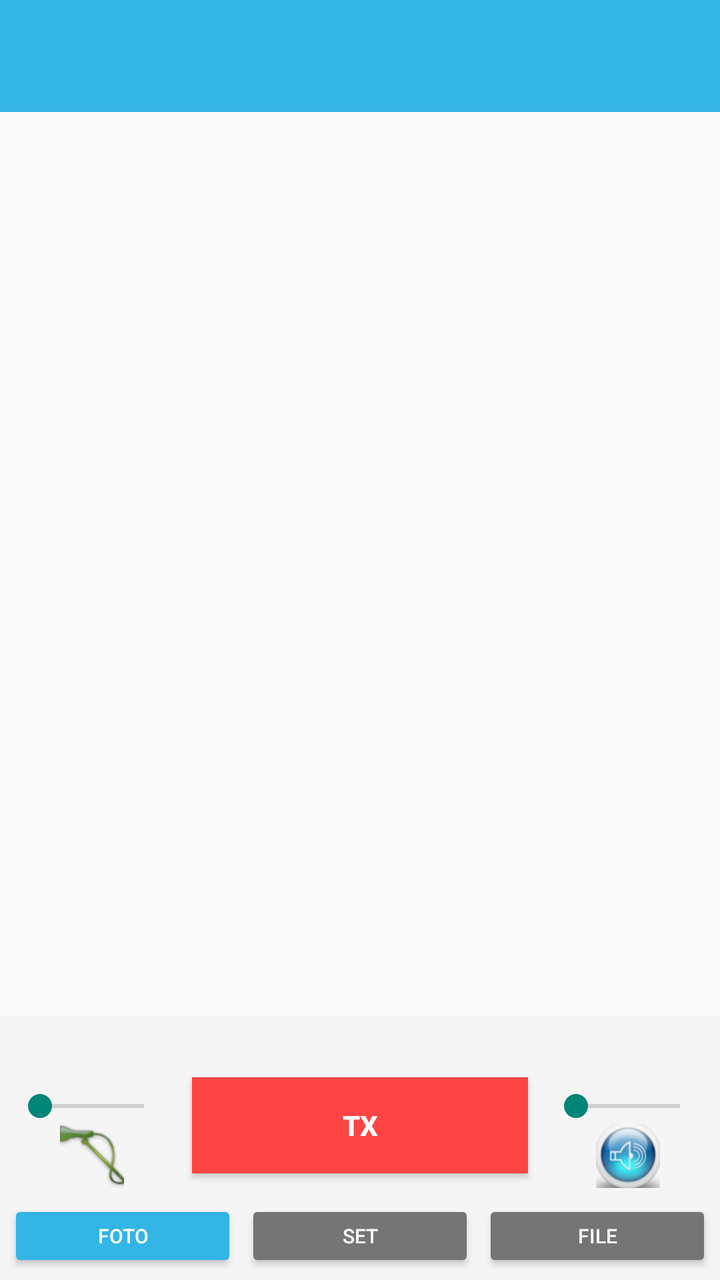
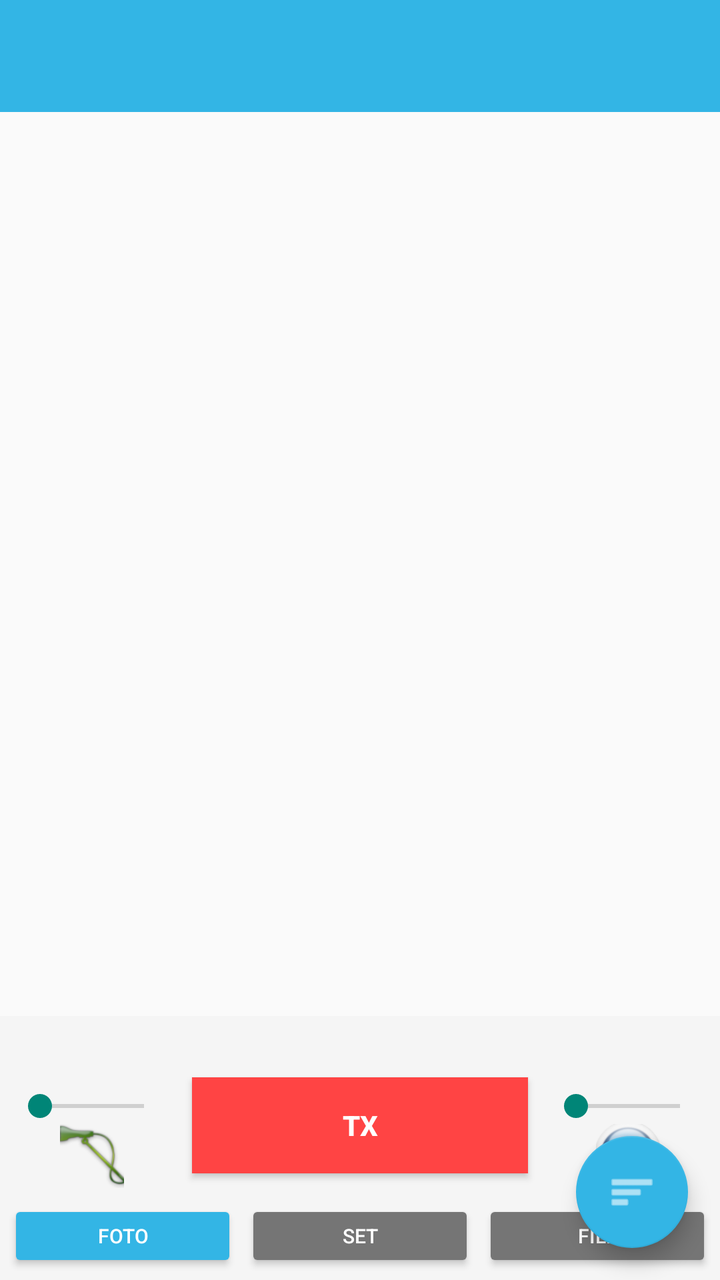

Compare the two renders of this Android layout. The source of the first and the diff that turns it into the second are given below.
<!-- AndroidManifest.xml: application theme AppTheme -->
<!-- res/layout/activity_main.xml -->
<?xml version="1.0" encoding="utf-8"?>
<LinearLayout
    xmlns:android="http://schemas.android.com/apk/res/android"
    xmlns:tools="http://schemas.android.com/tools"
    android:layout_width="match_parent"
    android:layout_height="match_parent"
    android:orientation="vertical"
    tools:context=".MainActivity">

    
    <com.google.android.material.tabs.TabLayout
        android:id="@+id/tab_layout"
        android:layout_width="match_parent"
        android:layout_height="wrap_content"
        android:background="#33b5e5"
        android:paddingTop="4dp"
        android:paddingBottom="4dp" />

    
    <androidx.viewpager.widget.ViewPager
        android:id="@+id/pager"
        android:layout_width="match_parent"
        android:layout_height="0dp"
        android:layout_weight="1" />

    
    <LinearLayout
        android:layout_width="match_parent"
        android:layout_height="wrap_content"
        android:orientation="vertical"
        android:background="#f5f5f5"
        android:padding="4dp">

        
        <LinearLayout
            android:layout_width="match_parent"
            android:layout_height="wrap_content"
            android:orientation="horizontal"
            android:gravity="center_vertical"
            android:paddingBottom="4dp">
            
            <TextView
                android:id="@+id/connectionstat_textview"
                android:layout_width="0dp"
                android:layout_weight="1"
                android:layout_height="wrap_content"
                android:textSize="10sp"
                android:textStyle="bold"
                android:maxLines="1"
                android:ellipsize="end"/>
                
            <TextView
                android:id="@+id/pingstat_textview"
                android:layout_width="0dp"
                android:layout_weight="1"
                android:layout_height="wrap_content"
                android:textSize="10sp"
                android:maxLines="1"
                android:ellipsize="end"/>
                
            <TextView
                android:id="@+id/totalstat_textview"
                android:layout_width="0dp"
                android:layout_weight="1"
                android:layout_height="wrap_content"
                android:textSize="10sp"
                android:gravity="end"
                android:maxLines="1"
                android:ellipsize="end"/>
        </LinearLayout>

        
        <LinearLayout
            android:layout_width="match_parent"
            android:layout_height="wrap_content"
            android:orientation="horizontal"
            android:gravity="center_vertical"
            android:paddingTop="2dp"
            android:paddingBottom="2dp">

            
            <LinearLayout
                android:layout_width="0dp"
                android:layout_weight="1"
                android:layout_height="wrap_content"
                android:orientation="vertical"
                android:gravity="center">
                
                <TextView 
                    android:id="@+id/miclevel_text" 
                    android:layout_width="wrap_content" 
                    android:layout_height="wrap_content" 
                    android:textSize="9sp"/>
                    
                <SeekBar 
                    android:id="@+id/mic_gainSeekBar" 
                    android:layout_width="match_parent" 
                    android:layout_height="wrap_content"/>
                    
                <ImageButton 
                    android:id="@+id/voxSwitch" 
                    android:layout_width="32dp" 
                    android:layout_height="32dp" 
                    android:src="@drawable/mic_green"
                    android:background="?attr/selectableItemBackgroundBorderless"
                    android:contentDescription="Voice Activation"/>
            </LinearLayout>

            
            <Button
                android:id="@+id/transmit_voice"
                android:layout_width="0dp"
                android:layout_weight="2"
                android:layout_height="48dp"
                android:layout_marginStart="8dp"
                android:layout_marginEnd="8dp"
                android:background="@android:color/holo_red_light"
                android:text="@string/button_tx"
                android:textColor="#fff"
                android:textStyle="bold"/>

            
            <LinearLayout
                android:layout_width="0dp"
                android:layout_weight="1"
                android:layout_height="wrap_content"
                android:orientation="vertical"
                android:gravity="center">
                
                <TextView 
                    android:id="@+id/vollevel_text" 
                    android:layout_width="wrap_content" 
                    android:layout_height="wrap_content" 
                    android:textSize="9sp"/>
                    
                <SeekBar 
                    android:id="@+id/master_volSeekBar" 
                    android:layout_width="match_parent" 
                    android:layout_height="wrap_content"/>
                    
                <ImageButton 
                    android:id="@+id/speakerBtn" 
                    android:layout_width="32dp" 
                    android:layout_height="32dp" 
                    android:src="@drawable/speaker_blue"
                    android:background="?attr/selectableItemBackgroundBorderless"
                    android:contentDescription="Speaker Mute"/>
            </LinearLayout>
        </LinearLayout>

        
        <LinearLayout
            android:layout_width="match_parent"
            android:layout_height="wrap_content"
            android:orientation="horizontal"
            android:gravity="center"
            android:paddingTop="4dp">

            
            <Button
                android:id="@+id/btn_change_avatar"
                android:layout_width="0dp"
                android:layout_weight="1"
                android:layout_height="36dp"
                android:text="Foto"
                android:textSize="10sp"
                android:backgroundTint="#33b5e5"
                android:textColor="#fff"
                android:layout_marginEnd="2dp"/>

            <Button
                android:id="@+id/btn_settings_shortcut"
                android:layout_width="0dp"
                android:layout_weight="1"
                android:layout_height="36dp"
                android:text="Set"
                android:textSize="10sp"
                android:backgroundTint="#757575"
                android:textColor="#fff"
                android:layout_marginStart="2dp"
                android:layout_marginEnd="2dp"/>

            <Button
                android:id="@+id/btn_files_shortcut"
                android:layout_width="0dp"
                android:layout_weight="1"
                android:layout_height="36dp"
                android:text="File"
                android:textSize="10sp"
                android:backgroundTint="#757575"
                android:textColor="#fff"
                android:layout_marginStart="2dp"/>
        </LinearLayout>

    </LinearLayout>
</LinearLayout>
<!-- resources referenced by this layout -->
<resources>
  <!-- drawable mic_green: png bitmap (drawable-hdpi, 7549 bytes) -->
  <!-- drawable speaker_blue: png bitmap (drawable-hdpi, 11679 bytes) -->
  <string name="button_tx">TX</string>
  <style name="AppTheme" parent="Theme.AppCompat.DayNight" />
</resources>

<!-- the commit's change to res/layout/activity_main.xml (unified diff, before → after) -->
@@ -1,196 +1,216 @@
 <?xml version="1.0" encoding="utf-8"?>
-<LinearLayout
+<androidx.coordinatorlayout.widget.CoordinatorLayout
     xmlns:android="http://schemas.android.com/apk/res/android"
+    xmlns:app="http://schemas.android.com/apk/res-auto"
     xmlns:tools="http://schemas.android.com/tools"
     android:layout_width="match_parent"
     android:layout_height="match_parent"
-    android:orientation="vertical"
     tools:context=".MainActivity">
 
-    
-    <com.google.android.material.tabs.TabLayout
-        android:id="@+id/tab_layout"
-        android:layout_width="match_parent"
-        android:layout_height="wrap_content"
-        android:background="#33b5e5"
-        android:paddingTop="4dp"
-        android:paddingBottom="4dp" />
-
-    
-    <androidx.viewpager.widget.ViewPager
-        android:id="@+id/pager"
-        android:layout_width="match_parent"
-        android:layout_height="0dp"
-        android:layout_weight="1" />
-
-    
     <LinearLayout
         android:layout_width="match_parent"
-        android:layout_height="wrap_content"
-        android:orientation="vertical"
-        android:background="#f5f5f5"
-        android:padding="4dp">
+        android:layout_height="match_parent"
+        android:orientation="vertical">
+
+        
+        <com.google.android.material.tabs.TabLayout
+            android:id="@+id/tab_layout"
+            android:layout_width="match_parent"
+            android:layout_height="wrap_content"
+            android:background="#33b5e5"
+            android:paddingTop="4dp"
+            android:paddingBottom="4dp" />
+
+        
+        <androidx.viewpager.widget.ViewPager
+            android:id="@+id/pager"
+            android:layout_width="match_parent"
+            android:layout_height="0dp"
+            android:layout_weight="1" />
 
         
         <LinearLayout
             android:layout_width="match_parent"
             android:layout_height="wrap_content"
-            android:orientation="horizontal"
-            android:gravity="center_vertical"
-            android:paddingBottom="4dp">
-            
-            <TextView
-                android:id="@+id/connectionstat_textview"
-                android:layout_width="0dp"
-                android:layout_weight="1"
-                android:layout_height="wrap_content"
-                android:textSize="10sp"
-                android:textStyle="bold"
-                android:maxLines="1"
-                android:ellipsize="end"/>
-                
-            <TextView
-                android:id="@+id/pingstat_textview"
-                android:layout_width="0dp"
-                android:layout_weight="1"
-                android:layout_height="wrap_content"
-                android:textSize="10sp"
-                android:maxLines="1"
-                android:ellipsize="end"/>
-                
-            <TextView
-                android:id="@+id/totalstat_textview"
-                android:layout_width="0dp"
-                android:layout_weight="1"
-                android:layout_height="wrap_content"
-                android:textSize="10sp"
-                android:gravity="end"
-                android:maxLines="1"
-                android:ellipsize="end"/>
-        </LinearLayout>
-
-        
-        <LinearLayout
-            android:layout_width="match_parent"
-            android:layout_height="wrap_content"
-            android:orientation="horizontal"
-            android:gravity="center_vertical"
-            android:paddingTop="2dp"
-            android:paddingBottom="2dp">
+            android:orientation="vertical"
+            android:background="#f5f5f5"
+            android:padding="4dp">
 
             
             <LinearLayout
-                android:layout_width="0dp"
-                android:layout_weight="1"
+                android:layout_width="match_parent"
                 android:layout_height="wrap_content"
-                android:orientation="vertical"
-                android:gravity="center">
-                
-                <TextView 
-                    android:id="@+id/miclevel_text" 
-                    android:layout_width="wrap_content" 
-                    android:layout_height="wrap_content" 
-                    android:textSize="9sp"/>
-                    
-                <SeekBar 
-                    android:id="@+id/mic_gainSeekBar" 
-                    android:layout_width="match_parent" 
-                    android:layout_height="wrap_content"/>
-                    
-                <ImageButton 
-                    android:id="@+id/voxSwitch" 
-                    android:layout_width="32dp" 
-                    android:layout_height="32dp" 
-                    android:src="@drawable/mic_green"
-                    android:background="?attr/selectableItemBackgroundBorderless"
-                    android:contentDescription="Voice Activation"/>
+                android:orientation="horizontal"
+                android:gravity="center_vertical"
+                android:paddingBottom="4dp">
+                
+                <TextView
+                    android:id="@+id/connectionstat_textview"
+                    android:layout_width="0dp"
+                    android:layout_weight="1"
+                    android:layout_height="wrap_content"
+                    android:textSize="10sp"
+                    android:textStyle="bold"
+                    android:maxLines="1"
+                    android:ellipsize="end"/>
+                    
+                <TextView
+                    android:id="@+id/pingstat_textview"
+                    android:layout_width="0dp"
+                    android:layout_weight="1"
+                    android:layout_height="wrap_content"
+                    android:textSize="10sp"
+                    android:maxLines="1"
+                    android:ellipsize="end"/>
+                    
+                <TextView
+                    android:id="@+id/totalstat_textview"
+                    android:layout_width="0dp"
+                    android:layout_weight="1"
+                    android:layout_height="wrap_content"
+                    android:textSize="10sp"
+                    android:gravity="end"
+                    android:maxLines="1"
+                    android:ellipsize="end"/>
             </LinearLayout>
-
-            
-            <Button
-                android:id="@+id/transmit_voice"
-                android:layout_width="0dp"
-                android:layout_weight="2"
-                android:layout_height="48dp"
-                android:layout_marginStart="8dp"
-                android:layout_marginEnd="8dp"
-                android:background="@android:color/holo_red_light"
-                android:text="@string/button_tx"
-                android:textColor="#fff"
-                android:textStyle="bold"/>
 
             
             <LinearLayout
-                android:layout_width="0dp"
-                android:layout_weight="1"
+                android:layout_width="match_parent"
                 android:layout_height="wrap_content"
-                android:orientation="vertical"
-                android:gravity="center">
-                
-                <TextView 
-                    android:id="@+id/vollevel_text" 
-                    android:layout_width="wrap_content" 
-                    android:layout_height="wrap_content" 
-                    android:textSize="9sp"/>
-                    
-                <SeekBar 
-                    android:id="@+id/master_volSeekBar" 
-                    android:layout_width="match_parent" 
-                    android:layout_height="wrap_content"/>
-                    
-                <ImageButton 
-                    android:id="@+id/speakerBtn" 
-                    android:layout_width="32dp" 
-                    android:layout_height="32dp" 
-                    android:src="@drawable/speaker_blue"
-                    android:background="?attr/selectableItemBackgroundBorderless"
-                    android:contentDescription="Speaker Mute"/>
+                android:orientation="horizontal"
+                android:gravity="center_vertical"
+                android:paddingTop="2dp"
+                android:paddingBottom="2dp">
+
+                
+                <LinearLayout
+                    android:layout_width="0dp"
+                    android:layout_weight="1"
+                    android:layout_height="wrap_content"
+                    android:orientation="vertical"
+                    android:gravity="center">
+                    
+                    <TextView 
+                        android:id="@+id/miclevel_text" 
+                        android:layout_width="wrap_content" 
+                        android:layout_height="wrap_content" 
+                        android:textSize="9sp"/>
+                        
+                    <SeekBar 
+                        android:id="@+id/mic_gainSeekBar" 
+                        android:layout_width="match_parent" 
+                        android:layout_height="wrap_content"/>
+                        
+                    <ImageButton 
+                        android:id="@+id/voxSwitch" 
+                        android:layout_width="32dp" 
+                        android:layout_height="32dp" 
+                        android:src="@drawable/mic_green"
+                        android:background="?attr/selectableItemBackgroundBorderless"
+                        android:contentDescription="Voice Activation"/>
+                </LinearLayout>
+
+                
+                <Button
+                    android:id="@+id/transmit_voice"
+                    android:layout_width="0dp"
+                    android:layout_weight="2"
+                    android:layout_height="48dp"
+                    android:layout_marginStart="8dp"
+                    android:layout_marginEnd="8dp"
+                    android:background="@android:color/holo_red_light"
+                    android:text="@string/button_tx"
+                    android:textColor="#fff"
+                    android:textStyle="bold"/>
+
+                
+                <LinearLayout
+                    android:layout_width="0dp"
+                    android:layout_weight="1"
+                    android:layout_height="wrap_content"
+                    android:orientation="vertical"
+                    android:gravity="center">
+                    
+                    <TextView 
+                        android:id="@+id/vollevel_text" 
+                        android:layout_width="wrap_content" 
+                        android:layout_height="wrap_content" 
+                        android:textSize="9sp"/>
+                        
+                    <SeekBar 
+                        android:id="@+id/master_volSeekBar" 
+                        android:layout_width="match_parent" 
+                        android:layout_height="wrap_content"/>
+                        
+                    <ImageButton 
+                        android:id="@+id/speakerBtn" 
+                        android:layout_width="32dp" 
+                        android:layout_height="32dp" 
+                        android:src="@drawable/speaker_blue"
+                        android:background="?attr/selectableItemBackgroundBorderless"
+                        android:contentDescription="Speaker Mute"/>
+                </LinearLayout>
             </LinearLayout>
+
+            
+            <LinearLayout
+                android:layout_width="match_parent"
+                android:layout_height="wrap_content"
+                android:orientation="horizontal"
+                android:gravity="center"
+                android:paddingTop="4dp">
+
+                
+                <Button
+                    android:id="@+id/btn_change_avatar"
+                    android:layout_width="0dp"
+                    android:layout_weight="1"
+                    android:layout_height="36dp"
+                    android:text="Foto"
+                    android:textSize="10sp"
+                    android:backgroundTint="#33b5e5"
+                    android:textColor="#fff"
+                    android:layout_marginEnd="2dp"/>
+
+                <Button
+                    android:id="@+id/btn_settings_shortcut"
+                    android:layout_width="0dp"
+                    android:layout_weight="1"
+                    android:layout_height="36dp"
+                    android:text="Set"
+                    android:textSize="10sp"
+                    android:backgroundTint="#757575"
+                    android:textColor="#fff"
+                    android:layout_marginStart="2dp"
+                    android:layout_marginEnd="2dp"/>
+
+                <Button
+                    android:id="@+id/btn_files_shortcut"
+                    android:layout_width="0dp"
+                    android:layout_weight="1"
+                    android:layout_height="36dp"
+                    android:text="File"
+                    android:textSize="10sp"
+                    android:backgroundTint="#757575"
+                    android:textColor="#fff"
+                    android:layout_marginStart="2dp"/>
+            </LinearLayout>
+
         </LinearLayout>
-
-        
-        <LinearLayout
-            android:layout_width="match_parent"
-            android:layout_height="wrap_content"
-            android:orientation="horizontal"
-            android:gravity="center"
-            android:paddingTop="4dp">
-
-            
-            <Button
-                android:id="@+id/btn_change_avatar"
-                android:layout_width="0dp"
-                android:layout_weight="1"
-                android:layout_height="36dp"
-                android:text="Foto"
-                android:textSize="10sp"
-                android:backgroundTint="#33b5e5"
-                android:textColor="#fff"
-                android:layout_marginEnd="2dp"/>
-
-            <Button
-                android:id="@+id/btn_settings_shortcut"
-                android:layout_width="0dp"
-                android:layout_weight="1"
-                android:layout_height="36dp"
-                android:text="Set"
-                android:textSize="10sp"
-                android:backgroundTint="#757575"
-                android:textColor="#fff"
-                android:layout_marginStart="2dp"
-                android:layout_marginEnd="2dp"/>
-
-            <Button
-                android:id="@+id/btn_files_shortcut"
-                android:layout_width="0dp"
-                android:layout_weight="1"
-                android:layout_height="36dp"
-                android:text="File"
-                android:textSize="10sp"
-                android:backgroundTint="#757575"
-                android:textColor="#fff"
-                android:layout_marginStart="2dp"/>
-        </LinearLayout>
-
     </LinearLayout>
-</LinearLayout>
+
+    
+    
+    <com.google.android.material.floatingactionbutton.FloatingActionButton
+        android:id="@+id/fab_channel_list"
+        android:layout_width="wrap_content"
+        android:layout_height="wrap_content"
+        android:layout_gravity="bottom|end"
+        android:layout_margin="16dp"
+        android:src="@android:drawable/ic_menu_sort_by_size"
+        app:tint="#ffffff"
+        android:contentDescription="Daftar Channel"
+        app:backgroundTint="#33b5e5" />
+
+</androidx.coordinatorlayout.widget.CoordinatorLayout>
